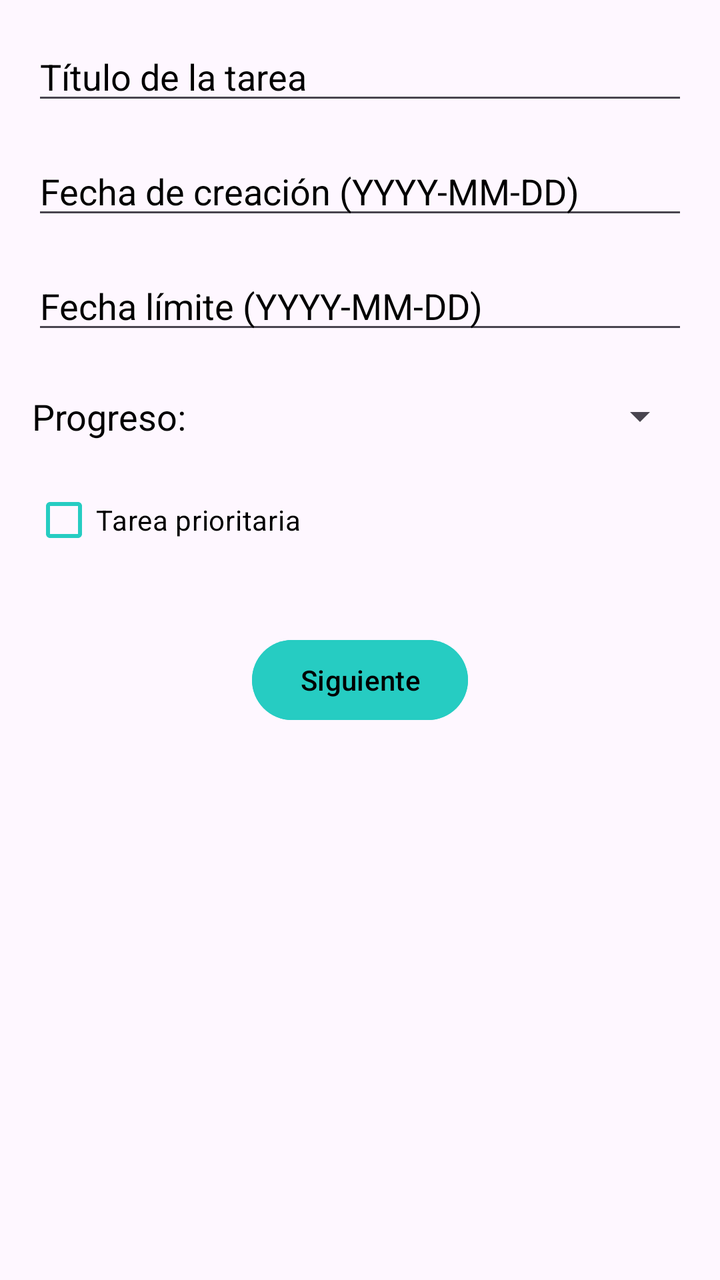
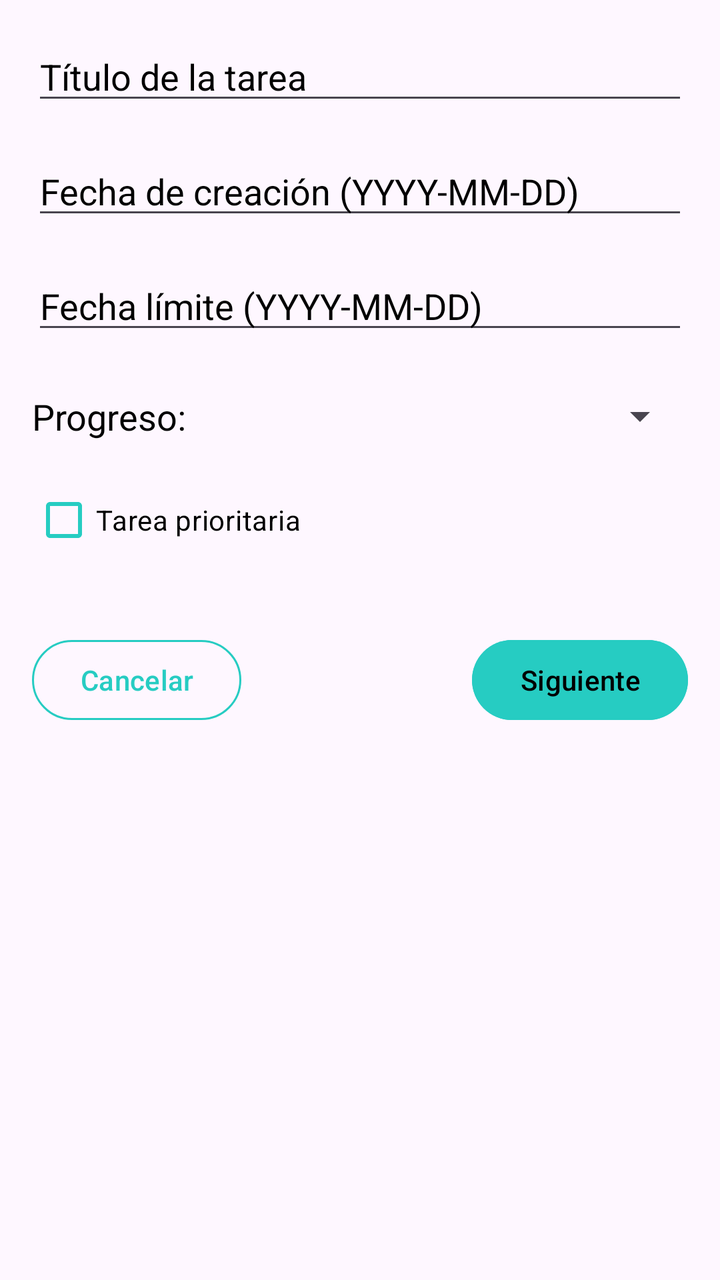

The first picture is an Android layout as it rendered before a commit; the second is the same layout after the commit. The layout source and the unified diff follow.
<!-- AndroidManifest.xml: application theme Theme.TareaFinalUT01 -->
<!-- res/layout/fragment_first.xml -->
<?xml version="1.0" encoding="utf-8"?>
<androidx.constraintlayout.widget.ConstraintLayout xmlns:android="http://schemas.android.com/apk/res/android"
    xmlns:app="http://schemas.android.com/apk/res-auto"
    xmlns:tools="http://schemas.android.com/tools"
    android:id="@+id/frameLayout"
    android:layout_width="match_parent"
    android:layout_height="wrap_content"
    android:padding="16dp"
    tools:context=".FirstFragment">

    <EditText
        android:id="@+id/etx_titulo"
        android:layout_width="0dp"
        android:layout_height="wrap_content"
        android:hint="@string/titulo_tarea"
        android:inputType="text"
        android:textColor="?attr/colorOnTertiary"
        android:textColorHint="?attr/colorOnTertiary"
        app:layout_constraintEnd_toEndOf="parent"
        app:layout_constraintStart_toStartOf="parent"
        app:layout_constraintTop_toTopOf="parent" />


    <EditText
        android:id="@+id/etx_fecha_creacion"
        android:layout_width="0dp"
        android:layout_height="wrap_content"
        android:layout_marginTop="16dp"
        android:clickable="true"
        android:focusable="false"
        android:hint="@string/fecha_creacion"
        android:inputType="none"
        android:textColor="?attr/colorOnTertiary"
        android:textColorHint="?attr/colorOnTertiary"
        app:layout_constraintEnd_toEndOf="parent"
        app:layout_constraintStart_toStartOf="parent"
        app:layout_constraintTop_toBottomOf="@id/etx_titulo" />


    <EditText
        android:id="@+id/etx_fecha_limite"
        android:layout_width="0dp"
        android:layout_height="wrap_content"
        android:layout_marginTop="16dp"
        android:clickable="true"
        android:focusable="false"
        android:hint="@string/fecha_limite"
        android:inputType="none"
        android:textColor="?attr/colorOnTertiary"
        android:textColorHint="?attr/colorOnTertiary"
        app:layout_constraintEnd_toEndOf="parent"
        app:layout_constraintStart_toStartOf="parent"
        app:layout_constraintTop_toBottomOf="@id/etx_fecha_creacion" />


    <TextView
        android:id="@+id/txt_progreso_label"
        android:layout_width="wrap_content"
        android:layout_height="wrap_content"
        android:layout_marginTop="24dp"
        android:text="@string/progreso"
        android:textColor="?attr/colorOnTertiary"
        android:textSize="18sp"
        app:layout_constraintStart_toStartOf="parent"
        app:layout_constraintTop_toBottomOf="@id/etx_fecha_limite" />


    <Spinner
        android:id="@+id/spn_progreso"
        android:layout_width="0dp"
        android:layout_height="wrap_content"
        android:layout_marginStart="8dp"
        app:layout_constraintBottom_toBottomOf="@id/txt_progreso_label"
        app:layout_constraintEnd_toEndOf="parent"
        app:layout_constraintHorizontal_bias="0.0"
        app:layout_constraintStart_toEndOf="@id/txt_progreso_label"
        app:layout_constraintTop_toTopOf="@id/txt_progreso_label"
        app:layout_constraintVertical_bias="0.0" />

    <CheckBox
        android:id="@+id/cmb_prioritaria"
        android:layout_width="wrap_content"
        android:layout_height="wrap_content"
        android:layout_marginTop="16dp"
        android:text="@string/tarea_prioritaria"
        android:textColor="?attr/colorOnTertiary"
        app:buttonTint="?attr/colorSecondary"
        app:layout_constraintStart_toStartOf="parent"
        app:layout_constraintTop_toBottomOf="@id/spn_progreso" />


    <Button
        android:id="@+id/btn_siguiente"
        android:layout_width="wrap_content"
        android:layout_height="wrap_content"
        android:layout_marginTop="32dp"
        android:backgroundTint="?attr/colorSecondary"
        android:text="@string/siguiente"
        android:textColor="?attr/colorOnSecondary"
        app:layout_constraintEnd_toEndOf="parent"
        app:layout_constraintStart_toStartOf="parent"
        app:layout_constraintTop_toBottomOf="@id/cmb_prioritaria" />

</androidx.constraintlayout.widget.ConstraintLayout>
<!-- resources referenced by this layout -->
<resources>
  <string name="fecha_creacion">Fecha de creación (YYYY-MM-DD)</string>
  <string name="fecha_limite">Fecha límite (YYYY-MM-DD)</string>
  <string name="progreso">Progreso:</string>
  <string name="siguiente">Siguiente</string>
  <string name="tarea_prioritaria">Tarea prioritaria</string>
  <string name="titulo_tarea">Título de la tarea</string>
  <style name="Theme.TareaFinalUT01" parent="Base.Theme.TareaFinalUT01" />
  <style name="Base.Theme.TareaFinalUT01" parent="Theme.Material3.Light">
          
          <item name="colorPrimary">@color/light_primary</item>
          <item name="colorSecondary">@color/light_secondary</item>
          <item name="colorTertiary">@color/light_tertiary</item>
          <item name="colorAccent">@color/light_accent</item>
  
          
          <item name="colorOnPrimary">@color/black</item>
          <item name="colorOnSecondary">@color/black</item>
          <item name="colorOnTertiary">@color/black</item>
  
          
          <item name="android:statusBarColor">?attr/colorPrimary</item>
      </style>
  <color name="light_primary">#6AECE1</color>
  <color name="light_secondary">#26CCC2</color>
  <color name="light_tertiary">#FFF57E</color>
  <color name="light_accent">#FFB76C</color>
  <color name="black">#FF000000</color>
</resources>

<!-- the commit's change to res/layout/fragment_first.xml (unified diff, before → after) -->
@@ -6,7 +6,7 @@
     android:layout_width="match_parent"
     android:layout_height="wrap_content"
     android:padding="16dp"
-    tools:context=".FirstFragment">
+    tools:context=".Fragmentos.FirstFragment">
 
     <EditText
         android:id="@+id/etx_titulo"
@@ -88,6 +88,17 @@
         app:layout_constraintStart_toStartOf="parent"
         app:layout_constraintTop_toBottomOf="@id/spn_progreso" />
 
+    <Button
+        android:id="@+id/btn_cancelar"
+        style="?attr/materialButtonOutlinedStyle"
+        android:layout_width="wrap_content"
+        android:layout_height="wrap_content"
+        android:layout_marginTop="32dp"
+        android:text="Cancelar"
+        android:textColor="?attr/colorSecondary"
+        app:layout_constraintStart_toStartOf="parent"
+        app:layout_constraintTop_toBottomOf="@id/cmb_prioritaria"
+        app:strokeColor="?attr/colorSecondary" />
 
     <Button
         android:id="@+id/btn_siguiente"
@@ -98,7 +109,6 @@
         android:text="@string/siguiente"
         android:textColor="?attr/colorOnSecondary"
         app:layout_constraintEnd_toEndOf="parent"
-        app:layout_constraintStart_toStartOf="parent"
         app:layout_constraintTop_toBottomOf="@id/cmb_prioritaria" />
 
 </androidx.constraintlayout.widget.ConstraintLayout>
<!-- resource entries referenced after the edit -->
@@ -19,6 +19,9 @@
           <item name="colorOnSecondary">@color/black</item>
           <item name="colorOnTertiary">@color/black</item>
   
+          <item name="colorMenuIcon">@color/black</item>
+          <item name="colorMultimediaIcon">@color/light_secondary</item>
+  
           
           <item name="android:statusBarColor">?attr/colorPrimary</item>
       </style>
